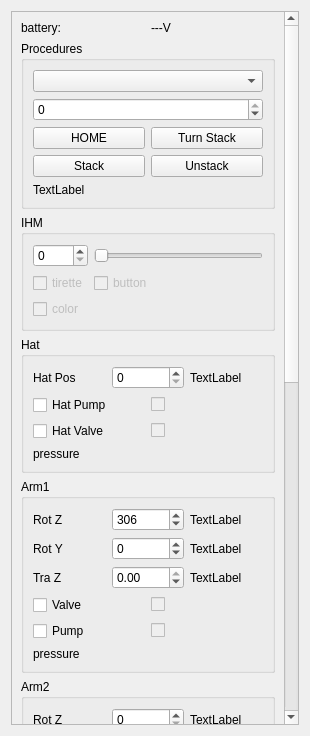
First picture: the form in anatidae/ui/arm_hat.ui, repository rustyducks/pygargue, before the edit.
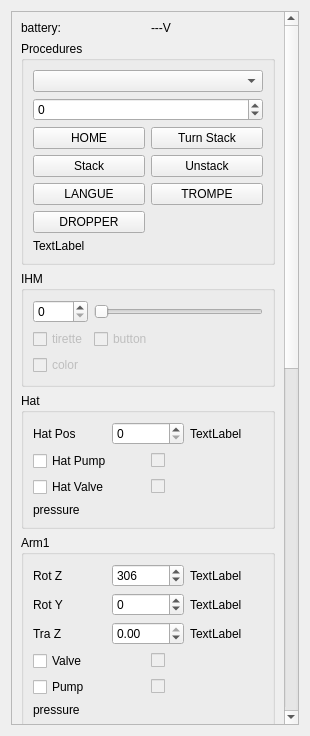
Second picture: the form after the edit.

Commit message: Add holo procs.

```diff
--- a/anatidae/ui/arm_hat.ui
+++ b/anatidae/ui/arm_hat.ui
@@ -23,9 +23,9 @@
       <property name="geometry">
        <rect>
         <x>0</x>
-        <y>-297</y>
+        <y>0</y>
         <width>276</width>
-        <height>1528</height>
+        <height>1590</height>
        </rect>
       </property>
       <layout class="QVBoxLayout" name="verticalLayout_5">
@@ -62,19 +62,12 @@
              <number>-130</number>
             </property>
             <property name="maximum">
-             <number>0</number>
+             <number>512</number>
             </property>
            </widget>
           </item>
           <item>
            <layout class="QGridLayout" name="gridLayout_11">
-            <item row="0" column="0">
-             <widget class="QPushButton" name="proc_btn_home">
-              <property name="text">
-               <string>HOME</string>
-              </property>
-             </widget>
-            </item>
             <item row="1" column="0">
              <widget class="QPushButton" name="proc_btn_stack">
               <property name="text">
@@ -89,6 +82,27 @@
               </property>
              </widget>
             </item>
+            <item row="0" column="0">
+             <widget class="QPushButton" name="proc_btn_home">
+              <property name="text">
+               <string>HOME</string>
+              </property>
+             </widget>
+            </item>
+            <item row="2" column="0">
+             <widget class="QPushButton" name="proc_langue">
+              <property name="text">
+               <string>LANGUE</string>
+              </property>
+             </widget>
+            </item>
+            <item row="2" column="1">
+             <widget class="QPushButton" name="proc_trompe">
+              <property name="text">
+               <string>TROMPE</string>
+              </property>
+             </widget>
+            </item>
             <item row="1" column="1">
              <widget class="QPushButton" name="proc_btn_unstack">
               <property name="text">
@@ -96,6 +110,13 @@
               </property>
              </widget>
             </item>
+            <item row="3" column="0">
+             <widget class="QPushButton" name="proc_dropper">
+              <property name="text">
+               <string>DROPPER</string>
+              </property>
+             </widget>
+            </item>
            </layout>
           </item>
           <item>
```
The commit also changes 1 other file.
